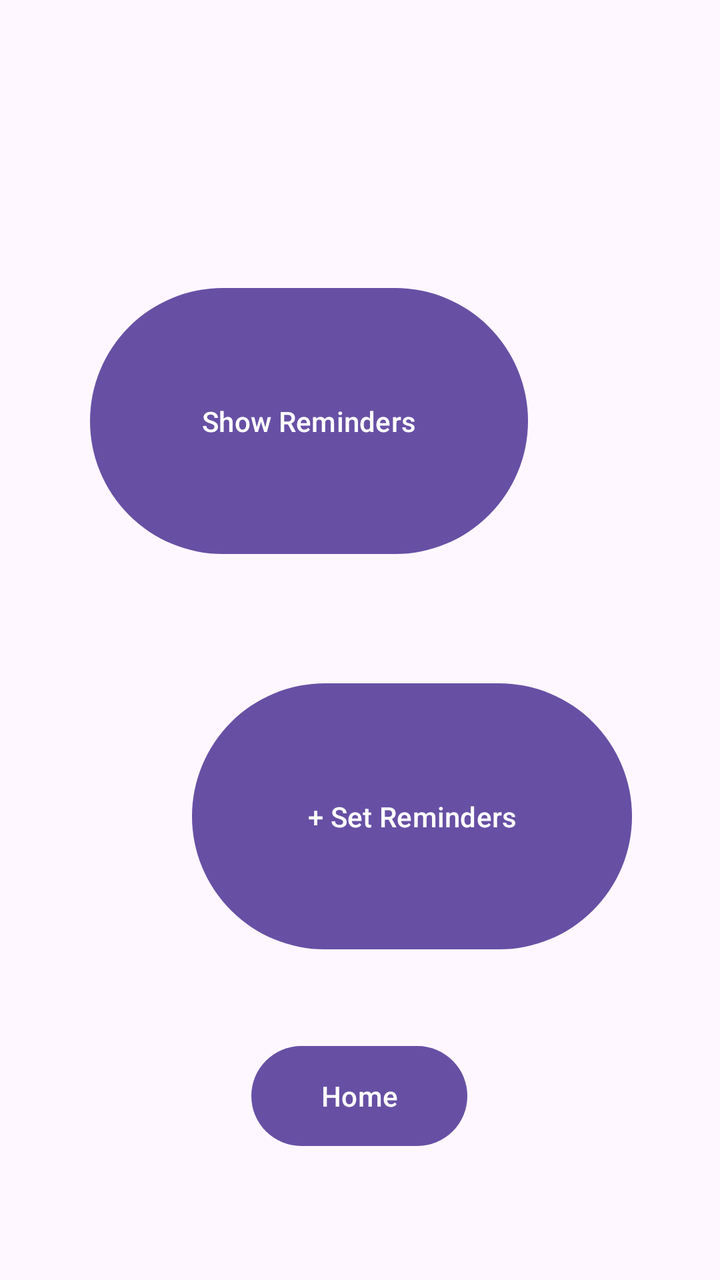
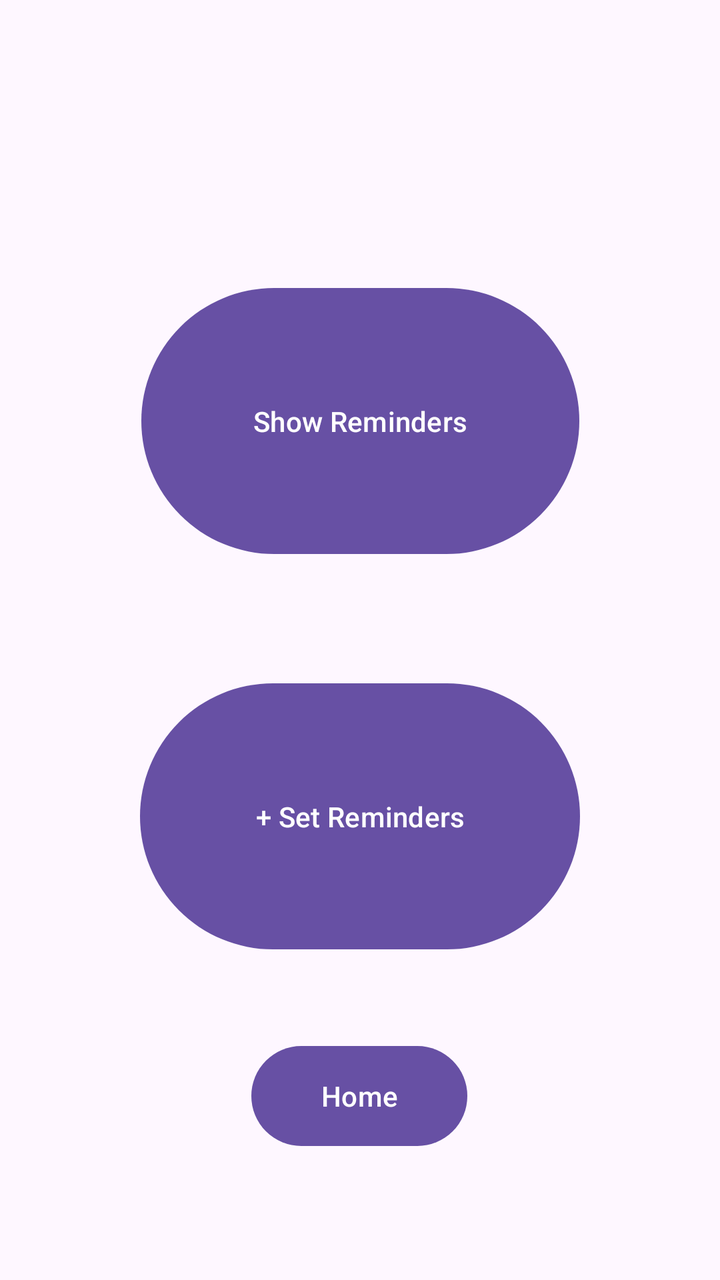

An Android layout rendered at two revisions. The XML below is the earlier revision; the diff shows what the commit changed to produce the second picture.
<!-- AndroidManifest.xml: application theme Theme.AppInterface1 -->
<!-- res/layout/activity_reminders.xml -->
<?xml version="1.0" encoding="utf-8"?>
<androidx.constraintlayout.widget.ConstraintLayout xmlns:android="http://schemas.android.com/apk/res/android"
    xmlns:app="http://schemas.android.com/apk/res-auto"
    xmlns:tools="http://schemas.android.com/tools"
    android:id="@+id/main"
    android:layout_width="match_parent"
    android:layout_height="match_parent"
    tools:context=".RemindersActivity">

    <Button
        android:id="@+id/buttonShowReminders"
        android:layout_width="219dp"
        android:layout_height="141dp"
        android:layout_marginStart="96dp"
        android:layout_marginTop="140dp"
        android:layout_marginEnd="96dp"
        android:onClick="showReminders"
        android:text="Show Reminders"
        app:layout_constraintEnd_toEndOf="parent"
        app:layout_constraintHorizontal_bias="1.0"
        app:layout_constraintStart_toStartOf="parent"
        app:layout_constraintTop_toTopOf="parent" />

    <Button
        android:id="@+id/buttonSetReminders"
        android:layout_width="220dp"
        android:layout_height="141dp"
        android:layout_marginStart="96dp"
        android:layout_marginTop="40dp"
        android:layout_marginEnd="95dp"
        android:layout_marginBottom="114dp"
        android:onClick="setReminders"
        android:text="+ Set Reminders"
        app:layout_constraintBottom_toBottomOf="parent"
        app:layout_constraintEnd_toEndOf="parent"
        app:layout_constraintHorizontal_bias="0.0"
        app:layout_constraintStart_toStartOf="parent"
        app:layout_constraintTop_toBottomOf="@+id/buttonShowReminders"
        app:layout_constraintVertical_bias="0.258" />

    <Button
        android:id="@+id/uiHome"
        android:layout_width="108dp"
        android:layout_height="58dp"
        android:layout_marginStart="151dp"
        android:layout_marginEnd="152dp"
        android:layout_marginBottom="63dp"
        android:onClick="home"
        android:text="Home"
        app:layout_constraintBottom_toBottomOf="parent"
        app:layout_constraintEnd_toEndOf="parent"
        app:layout_constraintStart_toStartOf="parent" />

</androidx.constraintlayout.widget.ConstraintLayout>
<!-- resources referenced by this layout -->
<resources>
  <style name="Theme.AppInterface1" parent="Base.Theme.AppInterface1" />
  <style name="Base.Theme.AppInterface1" parent="Theme.Material3.DayNight.NoActionBar">
          
          
      </style>
</resources>

<!-- the commit's change to res/layout/activity_reminders.xml (unified diff, before → after) -->
@@ -11,13 +11,10 @@
         android:id="@+id/buttonShowReminders"
         android:layout_width="219dp"
         android:layout_height="141dp"
-        android:layout_marginStart="96dp"
         android:layout_marginTop="140dp"
-        android:layout_marginEnd="96dp"
         android:onClick="showReminders"
         android:text="Show Reminders"
         app:layout_constraintEnd_toEndOf="parent"
-        app:layout_constraintHorizontal_bias="1.0"
         app:layout_constraintStart_toStartOf="parent"
         app:layout_constraintTop_toTopOf="parent" />
 
@@ -25,15 +22,12 @@
         android:id="@+id/buttonSetReminders"
         android:layout_width="220dp"
         android:layout_height="141dp"
-        android:layout_marginStart="96dp"
         android:layout_marginTop="40dp"
-        android:layout_marginEnd="95dp"
         android:layout_marginBottom="114dp"
         android:onClick="setReminders"
         android:text="+ Set Reminders"
         app:layout_constraintBottom_toBottomOf="parent"
         app:layout_constraintEnd_toEndOf="parent"
-        app:layout_constraintHorizontal_bias="0.0"
         app:layout_constraintStart_toStartOf="parent"
         app:layout_constraintTop_toBottomOf="@+id/buttonShowReminders"
         app:layout_constraintVertical_bias="0.258" />
